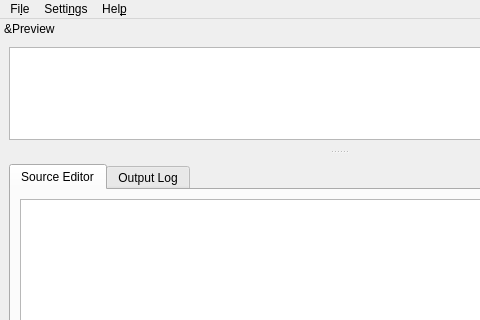
First picture: the form in pycirkuit/ui/mainwindow.ui, repository orestesmas/pycirkuit, before the edit; both pictures show x 0 to 480 and y 0 to 320 of the 677 by 667 pixel window.
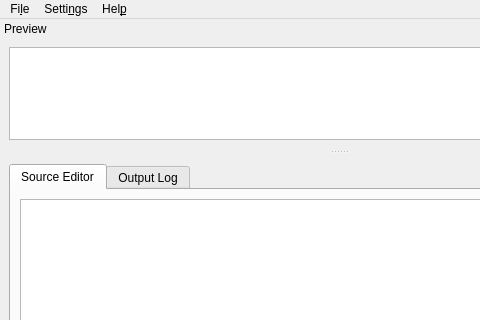
Second picture: the form after the edit. Icons and pictures are not drawn. Custom widgets are drawn as their Qt base class.

The edit to the form file:
```diff
--- a/pycirkuit/ui/mainwindow.ui
+++ b/pycirkuit/ui/mainwindow.ui
@@ -222,7 +222,7 @@
      <normaloff>:/icons/view-preview.png</normaloff>:/icons/view-preview.png</iconset>
    </property>
    <property name="windowTitle">
-    <string>&amp;Preview</string>
+    <string>Preview</string>
    </property>
    <attribute name="dockWidgetArea">
     <number>4</number>
```
